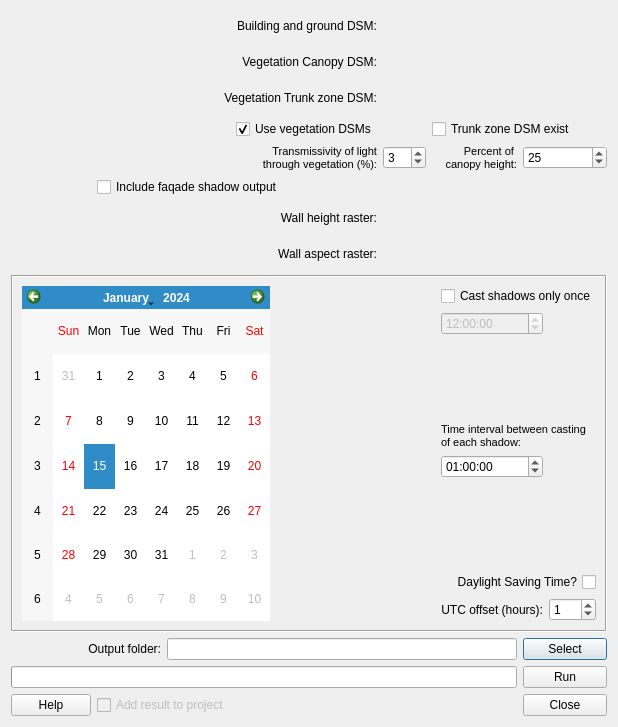
Art-Ev/ICEtool, file Scripts/ShadowGenerator/shadow_generator_dialog_base.ui: the form before one commit.
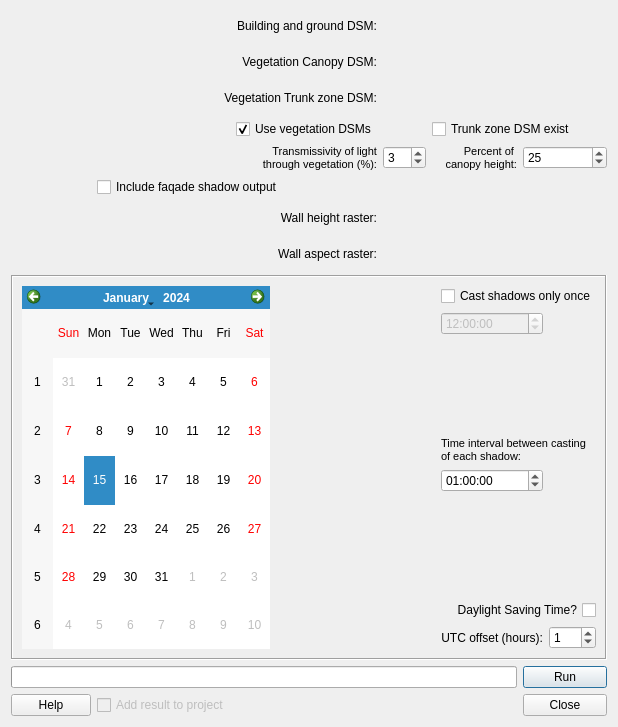
The form after the commit.

Commit message: Faster user experience

The edit to the form file:
```diff
--- a/Scripts/ShadowGenerator/shadow_generator_dialog_base.ui
+++ b/Scripts/ShadowGenerator/shadow_generator_dialog_base.ui
@@ -407,13 +407,6 @@
     </widget>
    </item>
    <item row="9" column="6">
-    <widget class="QPushButton" name="pushButtonSave">
-     <property name="text">
-      <string>Select</string>
-     </property>
-    </widget>
-   </item>
-   <item row="10" column="6">
     <widget class="QPushButton" name="runButton">
      <property name="cursor">
       <cursorShape>ArrowCursor</cursorShape>
@@ -440,17 +433,7 @@
      </property>
     </widget>
    </item>
-   <item row="9" column="0" colspan="2">
-    <widget class="QLabel" name="label_4">
-     <property name="text">
-      <string>Output folder:</string>
-     </property>
-     <property name="alignment">
-      <set>Qt::AlignRight|Qt::AlignTrailing|Qt::AlignVCenter</set>
-     </property>
-    </widget>
-   </item>
-   <item row="10" column="0" colspan="6">
+   <item row="9" column="0" colspan="6">
     <widget class="QProgressBar" name="progressBar">
      <property name="value">
       <number>0</number>
```
Left out of the diff: 6 changed lines with no effect on the pictures. The commit also changes 1 other file.
